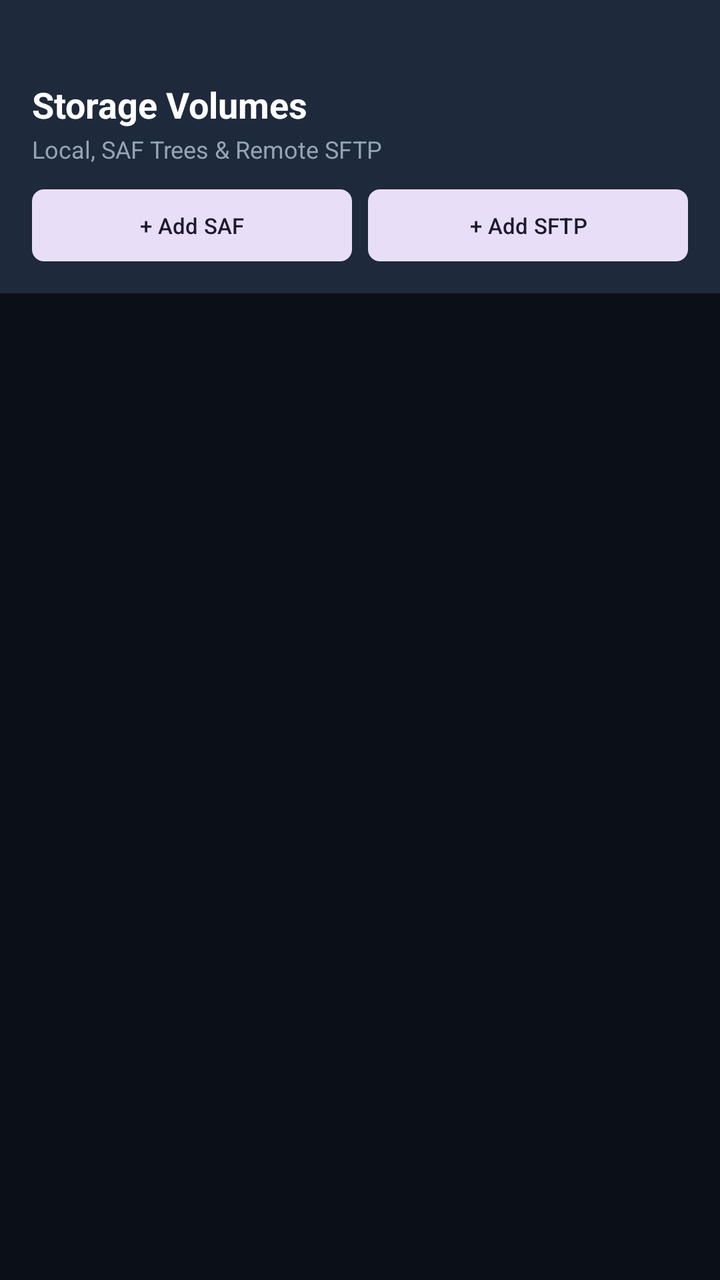
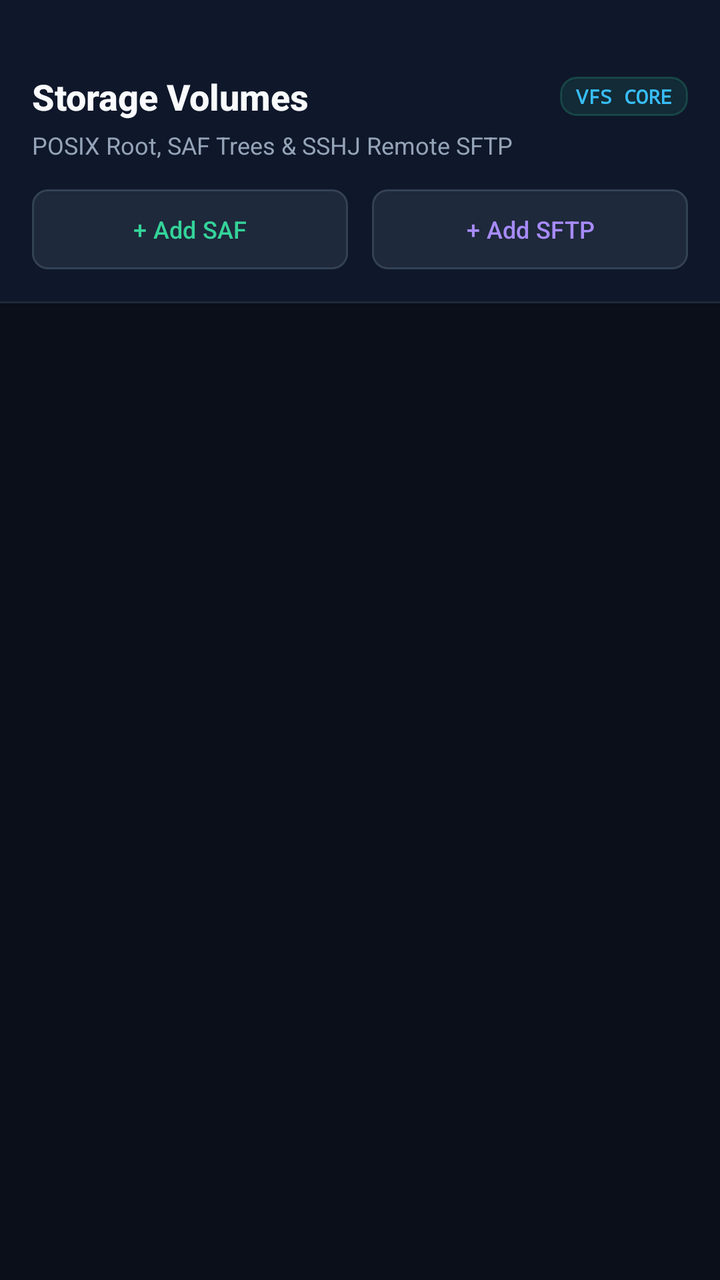

Before-and-after screenshots of an Android layout around one commit, followed by the original layout XML and the change that was made.
<!-- AndroidManifest.xml: application theme Theme.PolymathFileSystem -->
<!-- res/layout/view_zone_a_volumes.xml -->
<?xml version="1.0" encoding="utf-8"?>
<LinearLayout xmlns:android="http://schemas.android.com/apk/res/android"
    xmlns:app="http://schemas.android.com/apk/res-auto"
    android:layout_width="match_parent"
    android:layout_height="match_parent"
    android:orientation="vertical"
    android:background="#0b0f17">

    
    <LinearLayout
        android:layout_width="match_parent"
        android:layout_height="wrap_content"
        android:background="#1e293b"
        android:orientation="vertical"
        android:paddingTop="40dp"
        android:paddingBottom="16dp"
        android:paddingHorizontal="16dp">

        <TextView
            android:layout_width="wrap_content"
            android:layout_height="wrap_content"
            android:text="Storage Volumes"
            android:textColor="#ffffff"
            android:textSize="18sp"
            android:textStyle="bold" />

        <TextView
            android:layout_width="wrap_content"
            android:layout_height="wrap_content"
            android:layout_marginTop="2dp"
            android:text="Local, SAF Trees &amp; Remote SFTP"
            android:textColor="#94a3b8"
            android:textSize="12sp" />

        
        <LinearLayout
            android:layout_width="match_parent"
            android:layout_height="wrap_content"
            android:layout_marginTop="12dp"
            android:orientation="horizontal">

            <com.google.android.material.button.MaterialButton
                android:id="@+id/btnHeaderAddSaf"
                style="@style/Widget.Material3.Button.TonalButton"
                android:layout_width="0dp"
                android:layout_height="36dp"
                android:layout_marginEnd="4dp"
                android:layout_weight="1"
                android:insetTop="0dp"
                android:insetBottom="0dp"
                android:paddingHorizontal="4dp"
                android:text="+ Add SAF"
                android:textSize="11sp"
                app:cornerRadius="6dp" />

            <com.google.android.material.button.MaterialButton
                android:id="@+id/btnHeaderAddSftp"
                style="@style/Widget.Material3.Button.TonalButton"
                android:layout_width="0dp"
                android:layout_height="36dp"
                android:layout_marginStart="4dp"
                android:layout_weight="1"
                android:insetTop="0dp"
                android:insetBottom="0dp"
                android:paddingHorizontal="4dp"
                android:text="+ Add SFTP"
                android:textSize="11sp"
                app:cornerRadius="6dp" />
        </LinearLayout>
    </LinearLayout>

    
    <androidx.recyclerview.widget.RecyclerView
        android:id="@+id/rvVolumes"
        android:layout_width="match_parent"
        android:layout_height="0dp"
        android:layout_weight="1"
        android:clipToPadding="false"
        android:paddingVertical="4dp" />

</LinearLayout>
<!-- resources referenced by this layout -->
<resources>
  <style name="Theme.PolymathFileSystem" parent="Theme.Material3.DayNight.NoActionBar">
          <item name="colorPrimary">@color/ocean_primary</item>
          <item name="colorPrimaryDark">@color/ocean_primary_dark</item>
          <item name="colorAccent">@color/ocean_accent</item>
          <item name="android:windowBackground">@drawable/bg_fluid_gradient</item>
      </style>
  <color name="ocean_primary">#0077B6</color>
  <color name="ocean_primary_dark">#03045E</color>
  <color name="ocean_accent">#00B4D8</color>
  <!-- drawable bg_fluid_gradient (drawable) -->
  <?xml version="1.0" encoding="utf-8"?>
  <shape xmlns:android="http://schemas.android.com/apk/res/android"
      android:shape="rectangle">
      <gradient
          android:angle="135"
          android:startColor="#1e293b"
          android:centerColor="#0f172a"
          android:endColor="#080e1a"
          android:type="linear" />
  </shape>
</resources>

<!-- the commit's change to res/layout/view_zone_a_volumes.xml (unified diff, before → after) -->
@@ -4,31 +4,52 @@
     android:layout_width="match_parent"
     android:layout_height="match_parent"
     android:orientation="vertical"
-    android:background="#0b0f17">
+    android:background="#0b0f19">
 
     
     <LinearLayout
         android:layout_width="match_parent"
         android:layout_height="wrap_content"
-        android:background="#1e293b"
+        android:background="#0f172a"
         android:orientation="vertical"
-        android:paddingTop="40dp"
+        android:paddingTop="36dp"
         android:paddingBottom="16dp"
         android:paddingHorizontal="16dp">
+
+        <LinearLayout
+            android:layout_width="match_parent"
+            android:layout_height="wrap_content"
+            android:orientation="horizontal"
+            android:gravity="center_vertical">
+
+            <TextView
+                android:layout_width="0dp"
+                android:layout_height="wrap_content"
+                android:layout_weight="1"
+                android:text="Storage Volumes"
+                android:textColor="#f8fafc"
+                android:textSize="18sp"
+                android:fontFamily="sans-serif-medium"
+                android:textStyle="bold" />
+
+            <TextView
+                android:layout_width="wrap_content"
+                android:layout_height="wrap_content"
+                android:background="@drawable/bg_badge_active"
+                android:paddingHorizontal="8dp"
+                android:paddingVertical="3dp"
+                android:text="VFS CORE"
+                android:textColor="#38bdf8"
+                android:textSize="10sp"
+                android:fontFamily="monospace"
+                android:textStyle="bold" />
+        </LinearLayout>
 
         <TextView
             android:layout_width="wrap_content"
             android:layout_height="wrap_content"
-            android:text="Storage Volumes"
-            android:textColor="#ffffff"
-            android:textSize="18sp"
-            android:textStyle="bold" />
-
-        <TextView
-            android:layout_width="wrap_content"
-            android:layout_height="wrap_content"
-            android:layout_marginTop="2dp"
-            android:text="Local, SAF Trees &amp; Remote SFTP"
+            android:layout_marginTop="4dp"
+            android:text="POSIX Root, SAF Trees &amp; SSHJ Remote SFTP"
             android:textColor="#94a3b8"
             android:textSize="12sp" />
 
@@ -36,38 +57,51 @@
         <LinearLayout
             android:layout_width="match_parent"
             android:layout_height="wrap_content"
-            android:layout_marginTop="12dp"
+            android:layout_marginTop="14dp"
             android:orientation="horizontal">
 
             <com.google.android.material.button.MaterialButton
                 android:id="@+id/btnHeaderAddSaf"
                 style="@style/Widget.Material3.Button.TonalButton"
                 android:layout_width="0dp"
-                android:layout_height="36dp"
-                android:layout_marginEnd="4dp"
+                android:layout_height="40dp"
+                android:layout_marginEnd="6dp"
                 android:layout_weight="1"
                 android:insetTop="0dp"
                 android:insetBottom="0dp"
-                android:paddingHorizontal="4dp"
+                android:backgroundTint="#1e293b"
+                app:strokeColor="#334155"
+                app:strokeWidth="1dp"
+                android:paddingHorizontal="8dp"
                 android:text="+ Add SAF"
-                android:textSize="11sp"
-                app:cornerRadius="6dp" />
+                android:textColor="#34d399"
+                android:textSize="12sp"
+                app:cornerRadius="8dp" />
 
             <com.google.android.material.button.MaterialButton
                 android:id="@+id/btnHeaderAddSftp"
                 style="@style/Widget.Material3.Button.TonalButton"
                 android:layout_width="0dp"
-                android:layout_height="36dp"
-                android:layout_marginStart="4dp"
+                android:layout_height="40dp"
+                android:layout_marginStart="6dp"
                 android:layout_weight="1"
                 android:insetTop="0dp"
                 android:insetBottom="0dp"
-                android:paddingHorizontal="4dp"
+                android:backgroundTint="#1e293b"
+                app:strokeColor="#334155"
+                app:strokeWidth="1dp"
+                android:paddingHorizontal="8dp"
                 android:text="+ Add SFTP"
-                android:textSize="11sp"
-                app:cornerRadius="6dp" />
+                android:textColor="#a78bfa"
+                android:textSize="12sp"
+                app:cornerRadius="8dp" />
         </LinearLayout>
     </LinearLayout>
+
+    <View
+        android:layout_width="match_parent"
+        android:layout_height="1dp"
+        android:background="#1e293b" />
 
     
     <androidx.recyclerview.widget.RecyclerView
@@ -76,6 +110,6 @@
         android:layout_height="0dp"
         android:layout_weight="1"
         android:clipToPadding="false"
-        android:paddingVertical="4dp" />
+        android:paddingVertical="8dp" />
 
 </LinearLayout>
<!-- resource entries referenced after the edit -->
@@ -1,5 +1,15 @@
 <!-- resources referenced by this layout -->
 <resources>
+  <!-- drawable bg_badge_active (drawable) -->
+  <?xml version="1.0" encoding="utf-8"?>
+  <shape xmlns:android="http://schemas.android.com/apk/res/android"
+      android:shape="rectangle">
+      <solid android:color="#1A34D399" />
+      <corners android:radius="8dp" />
+      <stroke
+          android:width="1dp"
+          android:color="#3534D399" />
+  </shape>
   <style name="Theme.PolymathFileSystem" parent="Theme.Material3.DayNight.NoActionBar">
           <item name="colorPrimary">@color/ocean_primary</item>
           <item name="colorPrimaryDark">@color/ocean_primary_dark</item>
